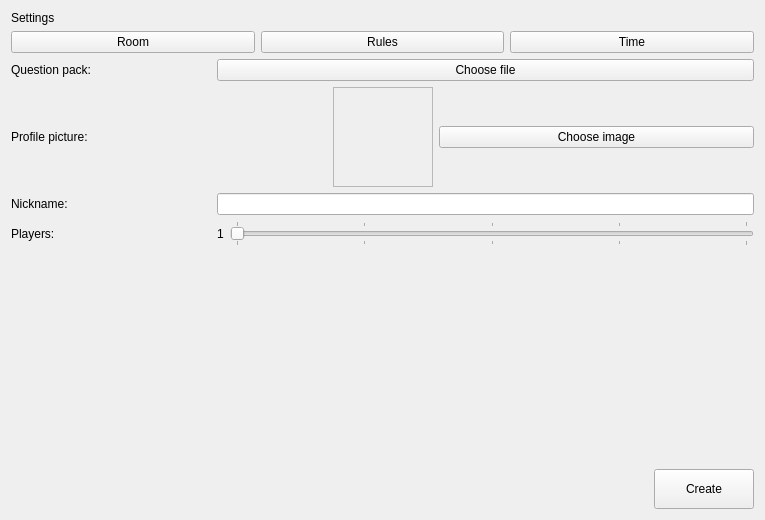
Qt form singleplayerscreen.ui (VoiceShifter/SiGame) before a commit.
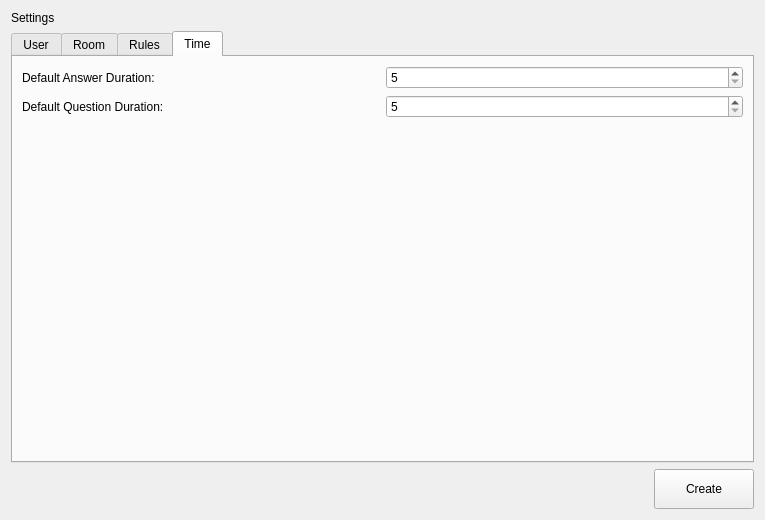
The same form after that commit. The open tabs and pages were chosen to show the change.

Commit message: feat: tab UI and extra settings.

```diff
--- a/singleplayerscreen.ui
+++ b/singleplayerscreen.ui
@@ -28,30 +28,15 @@
     </widget>
    </item>
    <item>
-    <layout class="QHBoxLayout" name="horizontalLayout">
-     <item>
-      <widget class="QPushButton" name="pushButton_2">
-       <property name="text">
-        <string>Room</string>
-       </property>
-      </widget>
-     </item>
-     <item>
-      <widget class="QPushButton" name="pushButton_3">
-       <property name="text">
-        <string>Rules</string>
-       </property>
-      </widget>
-     </item>
-     <item>
-      <widget class="QPushButton" name="pushButton_4">
-       <property name="text">
-        <string>Time</string>
-       </property>
-      </widget>
-     </item>
-    </layout>
-   </item>
+    <widget class="QTabWidget" name="settingsTabs">
+     <property name="currentIndex">
+      <number>0</number>
+     </property>
+     <widget class="QWidget" name="userTab">
+      <attribute name="title">
+       <string>User</string>
+      </attribute>
+      <layout class="QVBoxLayout" name="userTabLayout">
    <item>
     <layout class="QHBoxLayout" name="horizontalLayout_2">
      <item>
@@ -150,14 +135,30 @@
       </widget>
      </item>
      <item>
-      <widget class="QLineEdit" name="nicknameLineEdit">
-       <property name="alignment">
-        <set>Qt::AlignmentFlag::AlignCenter</set>
-       </property>
-      </widget>
-     </item>
-    </layout>
-   </item>
+          <widget class="QLineEdit" name="nicknameLineEdit"/>
+         </item>
+        </layout>
+       </item>
+       <item>
+        <spacer name="userTabSpacer">
+         <property name="orientation">
+          <enum>Qt::Orientation::Vertical</enum>
+         </property>
+         <property name="sizeHint" stdset="0">
+          <size>
+           <width>20</width>
+           <height>40</height>
+          </size>
+         </property>
+        </spacer>
+       </item>
+      </layout>
+     </widget>
+     <widget class="QWidget" name="roomTab">
+      <attribute name="title">
+       <string>Room</string>
+      </attribute>
+      <layout class="QVBoxLayout" name="roomTabLayout">
    <item>
     <layout class="QHBoxLayout" name="horizontalLayout_3">
      <item>
@@ -169,7 +170,7 @@
         </size>
        </property>
        <property name="text">
-        <string>Players: </string>
+            <string>Players:</string>
        </property>
       </widget>
      </item>
@@ -214,7 +215,7 @@
     </layout>
    </item>
    <item>
-    <spacer name="verticalSpacer">
+        <spacer name="roomTabSpacer">
      <property name="orientation">
       <enum>Qt::Orientation::Vertical</enum>
      </property>
@@ -225,6 +226,89 @@
       </size>
      </property>
     </spacer>
+       </item>
+      </layout>
+     </widget>
+     <widget class="QWidget" name="rulesTab">
+      <attribute name="title">
+       <string>Rules</string>
+      </attribute>
+     </widget>
+     <widget class="QWidget" name="timeTab">
+      <attribute name="title">
+       <string>Time</string>
+      </attribute>
+      <layout class="QVBoxLayout" name="timeTabLayout">
+       <item>
+        <layout class="QHBoxLayout" name="answerDurationLayout">
+         <item>
+          <widget class="QLabel" name="answerDurationLabel">
+           <property name="minimumSize">
+            <size>
+             <width>200</width>
+             <height>0</height>
+            </size>
+           </property>
+           <property name="text">
+            <string>Default Answer Duration:</string>
+           </property>
+          </widget>
+         </item>
+         <item>
+          <widget class="QSpinBox" name="answerDurationSpinBox">
+           <property name="minimum">
+            <number>5</number>
+           </property>
+           <property name="maximum">
+            <number>60</number>
+           </property>
+          </widget>
+         </item>
+        </layout>
+       </item>
+       <item>
+        <layout class="QHBoxLayout" name="questionDurationLayout">
+         <item>
+          <widget class="QLabel" name="questionDurationLabel">
+           <property name="minimumSize">
+            <size>
+             <width>200</width>
+             <height>0</height>
+            </size>
+           </property>
+           <property name="text">
+            <string>Default Question Duration:</string>
+           </property>
+          </widget>
+         </item>
+         <item>
+          <widget class="QSpinBox" name="questionDurationSpinBox">
+           <property name="minimum">
+            <number>5</number>
+           </property>
+           <property name="maximum">
+            <number>60</number>
+           </property>
+          </widget>
+         </item>
+        </layout>
+       </item>
+       <item>
+        <spacer name="timeTabSpacer">
+         <property name="orientation">
+          <enum>Qt::Orientation::Vertical</enum>
+         </property>
+         <property name="sizeHint" stdset="0">
+          <size>
+           <width>20</width>
+           <height>40</height>
+          </size>
+         </property>
+        </spacer>
+       </item>
+      </layout>
+     </widget>
+    </widget>
    </item>
    <item>
     <layout class="QHBoxLayout" name="horizontalLayout_4">
```
Lines whose indentation alone changed are shown as unchanged. The commit also changes 1 other file.
